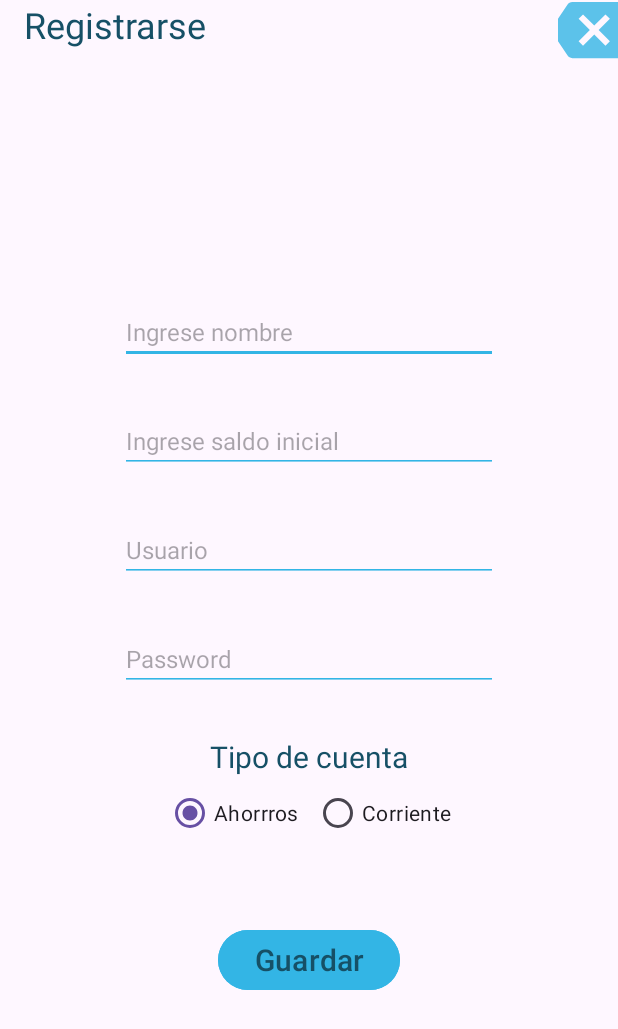
After one commit to lcue1/leccion_2_POO, an Android app: the layout activity_register.xml on its own in the app's theme, with its tools: preview values and no code run, on a phone screen of 412 x 824 dp. The commit adds this screen. Shown: the top 1029 px of the screen. Run offline under Robolectric (Android 15) with nearby library versions, the phone set to English and light mode, and no system bars.

Commit message:
UI register ok

```diff
--- a/Cuenta_bancaria/app/src/main/AndroidManifest.xml
+++ b/Cuenta_bancaria/app/src/main/AndroidManifest.xml
@@ -13,7 +13,7 @@
         android:theme="@style/Theme.Cuenta_bancaria"
         tools:targetApi="31">
         <activity
-            android:name=".register.RefisterActivity"
+            android:name=".register.RegisterActivity"
             android:exported="false" />
         <activity
             android:name=".loadingActivity.ProgressBarActivity"
--- a/Cuenta_bancaria/app/src/main/java/com/example/cuenta_bancaria/MainActivity.kt
+++ b/Cuenta_bancaria/app/src/main/java/com/example/cuenta_bancaria/MainActivity.kt
@@ -15,6 +15,7 @@ import androidx.appcompat.app.AppCompatActivity
 import androidx.core.view.ViewCompat
 import androidx.core.view.WindowInsetsCompat
 import com.example.cuenta_bancaria.loadingActivity.ProgressBarActivity
+import com.example.cuenta_bancaria.register.RegisterActivity
 import com.example.cuenta_bancaria.utils.Utils
 
 
@@ -51,7 +52,7 @@ class MainActivity : AppCompatActivity() {
             Utils.goAnotherActivity(this,ProgressBarActivity::class.java)
         }
         registerBtn.setOnClickListener {
-
+            Utils.goAnotherActivity(this,RegisterActivity::class.java)
         }
         exitBtn.setOnClickListener {
 
--- a/Cuenta_bancaria/app/src/main/java/com/example/cuenta_bancaria/register/RefisterActivity.kt
+++ b/Cuenta_bancaria/app/src/main/java/com/example/cuenta_bancaria/register/RegisterActivity.kt
@@ -7,11 +7,11 @@ import androidx.core.view.ViewCompat
 import androidx.core.view.WindowInsetsCompat
 import com.example.cuenta_bancaria.R
 
-class RefisterActivity : AppCompatActivity() {
+class RegisterActivity : AppCompatActivity() {
     override fun onCreate(savedInstanceState: Bundle?) {
         super.onCreate(savedInstanceState)
         enableEdgeToEdge()
-        setContentView(R.layout.activity_refister)
+        setContentView(R.layout.activity_register)
         ViewCompat.setOnApplyWindowInsetsListener(findViewById(R.id.main)) { v, insets ->
             val systemBars = insets.getInsets(WindowInsetsCompat.Type.systemBars())
             v.setPadding(systemBars.left, systemBars.top, systemBars.right, systemBars.bottom)
--- /dev/null
+++ b/Cuenta_bancaria/app/src/main/res/drawable-anydpi/back_btn.xml
@@ -0,0 +1,17 @@
+<vector xmlns:android="http://schemas.android.com/apk/res/android"
+    android:width="40dp"
+    android:height="40dp"
+    android:viewportWidth="24"
+    android:viewportHeight="24"
+    android:tint="#33B5E5"
+    android:alpha="0.8"
+    android:autoMirrored="true">
+  <group android:scaleX="1.25"
+      android:scaleY="1.25"
+      android:translateX="-3"
+      android:translateY="-3">
+    <path
+        android:fillColor="@android:color/white"
+        android:pathData="M22,3L7,3c-0.69,0 -1.23,0.35 -1.59,0.88L0,12l5.41,8.11c0.36,0.53 0.9,0.89 1.59,0.89h15c1.1,0 2,-0.9 2,-2L24,5c0,-1.1 -0.9,-2 -2,-2zM19,15.59L17.59,17 14,13.41 10.41,17 9,15.59 12.59,12 9,8.41 10.41,7 14,10.59 17.59,7 19,8.41 15.41,12 19,15.59z"/>
+  </group>
+</vector>
--- a/Cuenta_bancaria/app/src/main/res/layout/activity_main.xml
+++ b/Cuenta_bancaria/app/src/main/res/layout/activity_main.xml
@@ -16,7 +16,7 @@
         android:layout_height="wrap_content"
         android:text="@string/title_activity_main"
         android:layout_marginTop="100dp"
-        style="@style/title_text_size"
+        style="@style/title_text"
         />
     <LinearLayout
         android:layout_width="match_parent"
--- a/Cuenta_bancaria/app/src/main/res/layout/activity_refister.xml
+++ /dev/null
@@ -1,10 +0,0 @@
-<?xml version="1.0" encoding="utf-8"?>
-<androidx.constraintlayout.widget.ConstraintLayout xmlns:android="http://schemas.android.com/apk/res/android"
-    xmlns:app="http://schemas.android.com/apk/res-auto"
-    xmlns:tools="http://schemas.android.com/tools"
-    android:id="@+id/main"
-    android:layout_width="match_parent"
-    android:layout_height="match_parent"
-    tools:context=".register.RefisterActivity">
-
-</androidx.constraintlayout.widget.ConstraintLayout>
--- /dev/null
+++ b/Cuenta_bancaria/app/src/main/res/layout/activity_register.xml
@@ -0,0 +1,123 @@
+<?xml version="1.0" encoding="utf-8"?>
+<LinearLayout xmlns:android="http://schemas.android.com/apk/res/android"
+    xmlns:app="http://schemas.android.com/apk/res-auto"
+    xmlns:tools="http://schemas.android.com/tools"
+    android:id="@+id/main"
+    android:layout_width="match_parent"
+    android:layout_height="match_parent"
+    tools:context=".register.RegisterActivity"
+    android:orientation="vertical"
+    android:gravity="center"
+    >
+
+    <androidx.constraintlayout.widget.ConstraintLayout
+        android:layout_width="match_parent"
+        android:layout_height="wrap_content"
+        android:orientation="horizontal"
+        android:gravity="fill_horizontal"
+        >
+
+        <TextView
+            android:id="@+id/title_register"
+            style="@style/title_text"
+            android:layout_width="wrap_content"
+            android:layout_height="wrap_content"
+            android:layout_marginStart="16dp"
+            android:text="@string/title_register_activity"
+            app:layout_constraintStart_toStartOf="parent"
+            app:layout_constraintTop_toTopOf="parent" />
+
+        <ImageButton
+            android:id="@+id/my_image_button"
+            android:layout_width="wrap_content"
+            android:layout_height="wrap_content"
+            android:src="@drawable/back_btn"
+            android:contentDescription="@string/description_back_btn"
+            android:background="?attr/selectableItemBackgroundBorderless"
+            app:layout_constraintTop_toTopOf="parent"
+            app:layout_constraintEnd_toEndOf="parent"
+            />
+    </androidx.constraintlayout.widget.ConstraintLayout>
+    <LinearLayout
+        android:layout_width="match_parent"
+        android:layout_height="match_parent"
+        android:orientation="vertical"
+        android:gravity="center"
+        android:layout_marginStart="80dp"
+        android:layout_marginEnd="80dp"
+        >
+        <EditText
+            android:id="@+id/name_editTtext"
+            android:layout_width="match_parent"
+            android:layout_height="wrap_content"
+            android:hint="@string/holder_acount_name_hint"
+            style="@style/edit_text"
+            />
+        <EditText
+            android:id="@+id/balance_etitText"
+            android:layout_width="match_parent"
+            android:layout_height="wrap_content"
+            android:layout_marginTop="30dp"
+            android:hint="@string/avalible_balance_hint"
+            android:inputType="numberDecimal"
+            style="@style/edit_text"
+            />
+        <EditText
+            android:id="@+id/user_etitText"
+            android:layout_width="match_parent"
+            android:layout_height="wrap_content"
+            android:layout_marginTop="30dp"
+            android:hint="@string/user_hint"
+            style="@style/edit_text"
+            />
+        <EditText
+            android:id="@+id/password_editText"
+            android:layout_width="match_parent"
+            android:layout_height="wrap_content"
+            android:layout_marginTop="30dp"
+            android:hint="@string/password_hint"
+            style="@style/edit_text"
+            />
+
+        <TextView
+            android:layout_width="wrap_content"
+            android:layout_height="wrap_content"
+            android:text="@string/title_aconnt_type"
+            android:layout_marginTop="30dp"
+            style="@style/subtitle_text"
+            />
+        <RadioGroup
+            android:layout_width="match_parent"
+            android:layout_height="wrap_content"
+            android:orientation="horizontal"
+            android:gravity="center"
+            android:checkedButton="@+id/radio_savings">
+            <RadioButton
+                android:id="@+id/radio_savings"
+                android:layout_width="wrap_content"
+                android:layout_height="wrap_content"
+                android:text="@string/saving_acount"
+                android:layout_marginEnd="10dp"
+
+                />
+            <RadioButton
+                android:id="@+id/radio_checking"
+                android:layout_width="wrap_content"
+                android:layout_height="wrap_content"
+                android:text="@string/checking_acount"
+                />
+        </RadioGroup>
+
+
+        <Button
+            android:id="@+id/init_sesion_btn"
+            android:layout_width="wrap_content"
+            android:layout_height="wrap_content"
+            android:layout_marginTop="50dp"
+            android:text="@string/save_register_btn"
+            style="@style/activity_main"
+            />
+
+    </LinearLayout>
+
+</LinearLayout>
--- a/Cuenta_bancaria/app/src/main/res/values/dimens.xml
+++ b/Cuenta_bancaria/app/src/main/res/values/dimens.xml
@@ -1,7 +1,9 @@
 <?xml version="1.0" encoding="utf-8"?>
 <resources>
-    <dimen name="normal_text_size">24sp</dimen>
-    <dimen name="title_text_size">32sp</dimen>
-    <dimen name="btn_main_activity_text_size">24sp</dimen>
+    <dimen name="normal_text_size">16sp</dimen>
+    <dimen name="title_text_size">24sp</dimen>
+    <dimen name="subTitle_text_size">20sp</dimen>
+    <dimen name="btn_main_activity_text_size">20sp</dimen>
+    <dimen name="edit_text_font_size">16dp</dimen>
 
 </resources>
--- a/Cuenta_bancaria/app/src/main/res/values/strings.xml
+++ b/Cuenta_bancaria/app/src/main/res/values/strings.xml
@@ -6,6 +6,18 @@
     <string name="init_sesion_btn">Iniciar sesion</string>
     <string name="register_btn">Registrarse</string>
     <string name="exit_btn">Salir</string>
+    <!--Register activity -->
+    <string name="title_register_activity">Registrarse</string>
+    <string name="holder_acount_name_hint">Ingrese nombre</string>
+    <string name="avalible_balance_hint">Ingrese saldo inicial</string>
+    <string name="user_hint">Usuario</string>
+    <string name="password_hint">Password</string>
+    <string name="saving_acount">Ahorrros</string>
+    <string name="checking_acount">Corriente</string>
+    <string name="title_aconnt_type">Tipo de cuenta</string>
+    <string name="save_register_btn">Guardar</string>
+    <!--General strings -->
+    <string name="description_back_btn">back button</string>
 
 
 </resources>
--- a/Cuenta_bancaria/app/src/main/res/values/style.xml
+++ b/Cuenta_bancaria/app/src/main/res/values/style.xml
@@ -6,8 +6,12 @@
         <item name="android:textSize">@dimen/normal_text_size</item>
         <item name="android:textColor">@color/blue_2</item>
     </style>
-    <style name="title_text_size"  parent="primary_text">
+    <style name="title_text"  parent="primary_text">
         <item name="android:textSize">@dimen/title_text_size</item>
+    </style>
+
+    <style name="subtitle_text"  parent="primary_text">
+        <item name="android:textSize">@dimen/subTitle_text_size</item>
     </style>
 
     <!--Buttons -->
@@ -27,4 +31,14 @@
         <item name="android:indeterminateTint">@color/blue_2</item> <!-- Orange color -->
         <item name="android:indeterminateTintMode">src_in</item>
     </style>
+    <!-- Edit text -->
+
+    <style name="edit_text" parent="primary_btn">
+        <item name="android:textSize">@dimen/edit_text_font_size</item> <!-- Orange color -->
+        <item name="android:textColor">@color/blue_2</item>
+    </style>
+
+
+
+
 </resources>
```
Also changed, not shown: Cuenta_bancaria/app/src/main/res/drawable-hdpi/back_btn.png (added), Cuenta_bancaria/app/src/main/res/drawable-mdpi/back_btn.png (added), Cuenta_bancaria/app/src/main/res/drawable-xhdpi/back_btn.png (added), Cuenta_bancaria/app/src/main/res/drawable-xxhdpi/back_btn.png (added), 1 other file.
